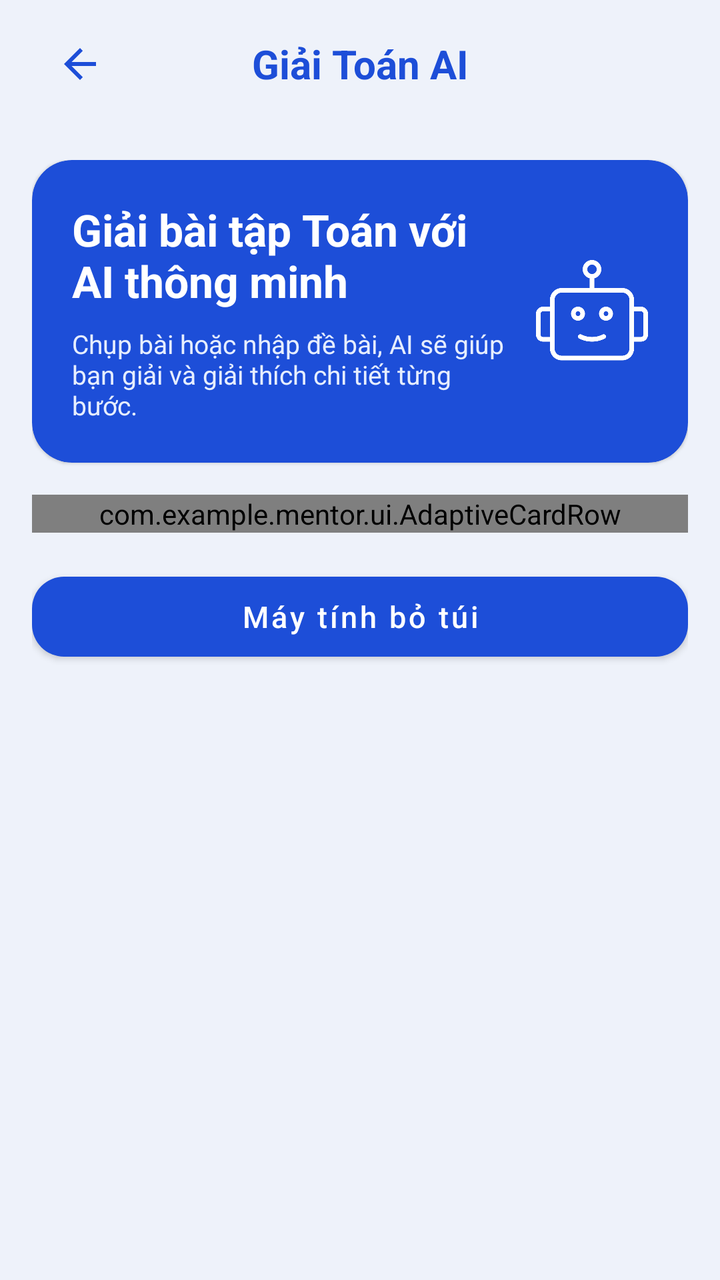
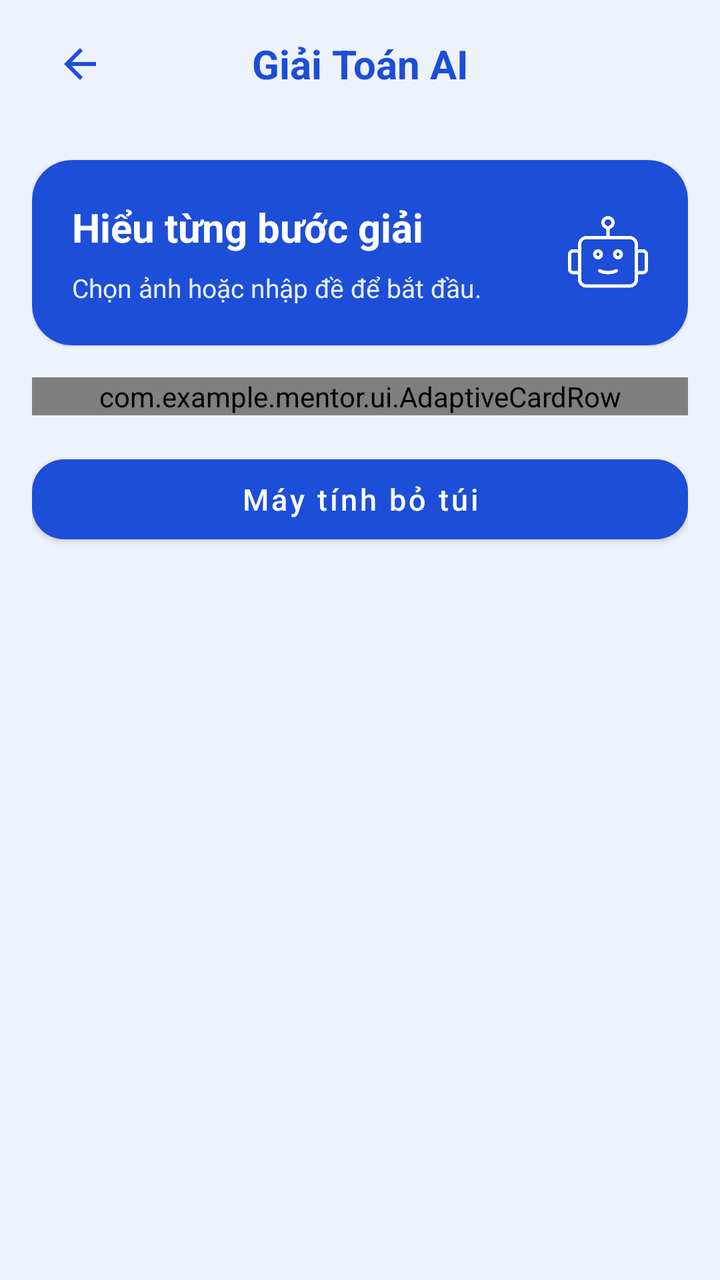

An Android layout rendered at two revisions. The XML below is the earlier revision; the diff shows what the commit changed to produce the second picture.
<!-- AndroidManifest.xml: application theme Theme.MathModule -->
<!-- res/layout/activity_math_solve.xml -->
<RelativeLayout xmlns:android="http://schemas.android.com/apk/res/android" xmlns:app="http://schemas.android.com/apk/res-auto" android:layout_width="match_parent" android:layout_height="match_parent" android:background="@color/math_background">


    <RelativeLayout android:id="@+id/toolbar_solve" android:layout_width="match_parent" android:layout_height="wrap_content" android:paddingHorizontal="16dp" android:minHeight="64dp" android:paddingTop="8dp" android:paddingBottom="8dp">
        <ImageButton android:id="@+id/btn_math_module_back" android:layout_width="48dp" android:layout_height="48dp" android:layout_centerVertical="true" android:background="?attr/selectableItemBackgroundBorderless" android:contentDescription="@string/math_back_description" android:padding="8dp" android:src="@drawable/mentor_ic_back" app:tint="@color/math_primary" />
        <TextView android:layout_width="match_parent" android:layout_height="wrap_content" android:layout_centerInParent="true" android:text="@string/math_solve_title" android:textSize="20sp" android:textStyle="bold" android:textColor="@color/math_primary" android:layout_marginStart="56dp" android:layout_marginEnd="56dp" android:gravity="center" android:maxLines="2" android:ellipsize="end" />
    </RelativeLayout>


    <ScrollView android:layout_width="match_parent" android:layout_height="match_parent" android:layout_below="@id/toolbar_solve" android:layout_above="@+id/bottom_nav_placeholder" android:scrollbars="none">


        <LinearLayout android:layout_width="match_parent" android:layout_height="wrap_content" android:orientation="vertical" android:padding="16dp">


            <androidx.cardview.widget.CardView android:layout_width="match_parent" android:layout_height="wrap_content" app:cardCornerRadius="20dp" app:cardElevation="1dp" app:cardBackgroundColor="@color/math_banner_bg">
                <RelativeLayout android:layout_width="match_parent" android:layout_height="wrap_content" android:padding="20dp">
                    <TextView android:id="@+id/txt_banner_title" android:layout_width="match_parent" android:layout_height="wrap_content" android:text="@string/math_banner_title" android:textSize="22sp" android:textStyle="bold" android:textColor="@color/math_banner_title" android:layout_toStartOf="@id/img_banner_ai" android:layout_marginEnd="12dp" />
                    <TextView android:layout_width="match_parent" android:layout_height="wrap_content" android:layout_below="@id/txt_banner_title" android:layout_marginTop="8dp" android:text="@string/math_banner_desc" android:textSize="13sp" android:textColor="@color/math_banner_desc" android:layout_toStartOf="@id/img_banner_ai" android:layout_marginEnd="12dp" />
                    <ImageView android:id="@+id/img_banner_ai" android:layout_width="56dp" android:layout_height="56dp" android:layout_alignParentEnd="true" android:layout_centerVertical="true" android:src="@drawable/ai" app:tint="@color/math_banner_title" />
                </RelativeLayout>
            </androidx.cardview.widget.CardView>


            <com.example.mentor.ui.AdaptiveCardRow android:layout_width="match_parent" android:layout_height="wrap_content" android:orientation="horizontal" android:layout_marginTop="16dp" android:weightSum="2">


                <androidx.cardview.widget.CardView android:id="@+id/btn_scan_math" android:layout_width="0dp" android:layout_height="match_parent" android:layout_weight="1" android:layout_marginEnd="8dp" app:cardCornerRadius="20dp" app:cardElevation="1dp">
                    <LinearLayout android:layout_width="match_parent" android:layout_height="match_parent" android:orientation="vertical" android:gravity="center" android:padding="16dp" android:background="@color/math_surface">
                        <ImageView android:layout_width="48dp" android:layout_height="48dp" android:src="@drawable/camera" app:tint="@color/math_primary" />
                        <TextView android:layout_width="wrap_content" android:layout_height="wrap_content" android:layout_marginTop="12dp" android:text="@string/math_action_scan" android:textStyle="bold" android:textColor="@color/math_primary" />
                        <TextView android:layout_width="wrap_content" android:layout_height="wrap_content" android:text="@string/math_action_scan_desc" android:textSize="12sp" android:gravity="center" android:layout_marginTop="4dp" android:textColor="@color/math_text_secondary" />
                    </LinearLayout>
                </androidx.cardview.widget.CardView>


                <androidx.cardview.widget.CardView android:id="@+id/btn_type_math" android:layout_width="0dp" android:layout_height="match_parent" android:layout_weight="1" android:layout_marginStart="8dp" app:cardCornerRadius="20dp" app:cardElevation="1dp">
                    <LinearLayout android:layout_width="match_parent" android:layout_height="match_parent" android:orientation="vertical" android:gravity="center" android:padding="16dp" android:background="@color/math_surface">
                        <ImageView android:layout_width="48dp" android:layout_height="48dp" android:src="@drawable/pen" app:tint="@color/math_primary" />
                        <TextView android:layout_width="wrap_content" android:layout_height="wrap_content" android:layout_marginTop="12dp" android:text="@string/math_action_type" android:textStyle="bold" android:textColor="@color/math_primary" />
                        <TextView android:layout_width="wrap_content" android:layout_height="wrap_content" android:text="@string/math_action_type_desc" android:textSize="12sp" android:gravity="center" android:layout_marginTop="4dp" android:textColor="@color/math_text_secondary" />
                    </LinearLayout>
                </androidx.cardview.widget.CardView>
            </com.example.mentor.ui.AdaptiveCardRow>

<com.google.android.material.button.MaterialButton android:id="@+id/button_math_calculator" android:layout_width="match_parent" android:layout_height="wrap_content" android:minHeight="52dp" android:layout_marginTop="16dp" android:text="@string/math_calculator_title" />
        </LinearLayout>
    </ScrollView>


    <View android:id="@+id/bottom_nav_placeholder" android:layout_width="match_parent" android:layout_height="0dp" android:layout_alignParentBottom="true" android:background="@color/math_surface" android:elevation="8dp" />
</RelativeLayout>
<!-- resources referenced by this layout -->
<resources>
  <color name="math_background">#EEF2FA</color>
  <color name="math_banner_bg">#1D4ED8</color>
  <color name="math_banner_desc">#E6EEFF</color>
  <color name="math_banner_title">#FFFFFF</color>
  <color name="math_primary">#1D4ED8</color>
  <color name="math_surface">#FFFFFF</color>
  <color name="math_text_secondary">#4D5E78</color>
  <!-- drawable mentor_ic_back (drawable) -->
  <vector xmlns:android="http://schemas.android.com/apk/res/android" android:width="24dp" android:height="24dp" android:viewportWidth="24" android:viewportHeight="24"><path android:fillColor="@color/mentor_quiz_text" android:fillType="evenOdd" android:pathData="M20,11H7.8L13.4,5.4L12,4L4,12L12,20L13.4,18.6L7.8,13H20Z"/></vector>
  <string name="math_action_scan">Chọn ảnh đề bài</string>
  <string name="math_action_scan_desc">Tải ảnh bài tập từ thiết bị</string>
  <string name="math_action_type">Nhập đề bài</string>
  <string name="math_action_type_desc">Nhập đề bài bằng tay hoặc dán</string>
  <string name="math_back_description">Quay về trang chính</string>
  <string name="math_banner_desc">Chụp bài hoặc nhập đề bài, AI sẽ giúp bạn giải và giải thích chi tiết từng bước.</string>
  <string name="math_banner_title">Giải bài tập Toán với AI thông minh</string>
  <string name="math_calculator_title">Máy tính bỏ túi</string>
  <string name="math_solve_title">Giải Toán AI</string>
  <style name="Theme.MathModule" parent="Base.Theme.MathModule" />
  <color name="mentor_quiz_text">#18243B</color>
  <color name="math_text_primary">#14213D</color>
  <style name="MentorMathButton" parent="Widget.MaterialComponents.Button">
          <item name="backgroundTint">@color/mentor_math_button</item><item name="android:textColor">#FFFFFF</item><item name="cornerRadius">@dimen/mentor_control_radius</item><item name="rippleColor">@color/mentor_control_ripple</item><item name="android:minHeight">@dimen/mentor_control_height</item>
          <item name="android:textAllCaps">false</item><item name="android:textSize">@dimen/mentor_control_text</item>
          <item name="android:fontFamily">sans-serif-medium</item>
      </style>
  <style name="MentorMathInput" parent="Widget.MaterialComponents.TextInputLayout.OutlinedBox">
          <item name="boxCornerRadiusTopStart">@dimen/mentor_control_radius</item><item name="boxCornerRadiusTopEnd">@dimen/mentor_control_radius</item>
          <item name="boxCornerRadiusBottomStart">@dimen/mentor_control_radius</item><item name="boxCornerRadiusBottomEnd">@dimen/mentor_control_radius</item>
      </style>
  <style name="MentorWindowAnimation"><item name="android:activityOpenEnterAnimation">@anim/mentor_enter</item><item name="android:activityOpenExitAnimation">@anim/mentor_exit</item><item name="android:activityCloseEnterAnimation">@anim/mentor_enter</item><item name="android:activityCloseExitAnimation">@anim/mentor_exit</item></style>
  <color name="mentor_math_container">#DCE7FF</color>
  <color name="mentor_math_button">#1D4ED8</color>
  <dimen name="mentor_control_radius">16dp</dimen>
  <color name="mentor_control_ripple">#33FFFFFF</color>
  <dimen name="mentor_control_height">52dp</dimen>
  <dimen name="mentor_control_text">15sp</dimen>
  <!-- unchanged entries left out for length: 4 -->
</resources>

<!-- the commit's change to res/layout/activity_math_solve.xml (unified diff, before → after) -->
@@ -1,52 +1,41 @@
+<?xml version='1.0' encoding='utf-8'?>
+
 <RelativeLayout xmlns:android="http://schemas.android.com/apk/res/android" xmlns:app="http://schemas.android.com/apk/res-auto" android:layout_width="match_parent" android:layout_height="match_parent" android:background="@color/math_background">
-
-
     <RelativeLayout android:id="@+id/toolbar_solve" android:layout_width="match_parent" android:layout_height="wrap_content" android:paddingHorizontal="16dp" android:minHeight="64dp" android:paddingTop="8dp" android:paddingBottom="8dp">
         <ImageButton android:id="@+id/btn_math_module_back" android:layout_width="48dp" android:layout_height="48dp" android:layout_centerVertical="true" android:background="?attr/selectableItemBackgroundBorderless" android:contentDescription="@string/math_back_description" android:padding="8dp" android:src="@drawable/mentor_ic_back" app:tint="@color/math_primary" />
         <TextView android:layout_width="match_parent" android:layout_height="wrap_content" android:layout_centerInParent="true" android:text="@string/math_solve_title" android:textSize="20sp" android:textStyle="bold" android:textColor="@color/math_primary" android:layout_marginStart="56dp" android:layout_marginEnd="56dp" android:gravity="center" android:maxLines="2" android:ellipsize="end" />
     </RelativeLayout>
-
-
     <ScrollView android:layout_width="match_parent" android:layout_height="match_parent" android:layout_below="@id/toolbar_solve" android:layout_above="@+id/bottom_nav_placeholder" android:scrollbars="none">
-
-
         <LinearLayout android:layout_width="match_parent" android:layout_height="wrap_content" android:orientation="vertical" android:padding="16dp">
-
-
             <androidx.cardview.widget.CardView android:layout_width="match_parent" android:layout_height="wrap_content" app:cardCornerRadius="20dp" app:cardElevation="1dp" app:cardBackgroundColor="@color/math_banner_bg">
                 <RelativeLayout android:layout_width="match_parent" android:layout_height="wrap_content" android:padding="20dp">
-                    <TextView android:id="@+id/txt_banner_title" android:layout_width="match_parent" android:layout_height="wrap_content" android:text="@string/math_banner_title" android:textSize="22sp" android:textStyle="bold" android:textColor="@color/math_banner_title" android:layout_toStartOf="@id/img_banner_ai" android:layout_marginEnd="12dp" />
+                    <TextView android:id="@+id/txt_banner_title" android:layout_width="match_parent" android:layout_height="wrap_content" android:text="@string/math_banner_title" android:textSize="20sp" android:textStyle="bold" android:textColor="@color/math_banner_title" android:layout_toStartOf="@id/img_banner_ai" android:layout_marginEnd="12dp" />
                     <TextView android:layout_width="match_parent" android:layout_height="wrap_content" android:layout_below="@id/txt_banner_title" android:layout_marginTop="8dp" android:text="@string/math_banner_desc" android:textSize="13sp" android:textColor="@color/math_banner_desc" android:layout_toStartOf="@id/img_banner_ai" android:layout_marginEnd="12dp" />
-                    <ImageView android:id="@+id/img_banner_ai" android:layout_width="56dp" android:layout_height="56dp" android:layout_alignParentEnd="true" android:layout_centerVertical="true" android:src="@drawable/ai" app:tint="@color/math_banner_title" />
+                    <ImageView android:id="@+id/img_banner_ai" android:layout_width="40dp" android:layout_height="40dp" android:layout_alignParentEnd="true" android:layout_centerVertical="true" android:src="@drawable/ai" app:tint="@color/math_banner_title" />
                 </RelativeLayout>
             </androidx.cardview.widget.CardView>
-
-
             <com.example.mentor.ui.AdaptiveCardRow android:layout_width="match_parent" android:layout_height="wrap_content" android:orientation="horizontal" android:layout_marginTop="16dp" android:weightSum="2">
-
-
-                <androidx.cardview.widget.CardView android:id="@+id/btn_scan_math" android:layout_width="0dp" android:layout_height="match_parent" android:layout_weight="1" android:layout_marginEnd="8dp" app:cardCornerRadius="20dp" app:cardElevation="1dp">
-                    <LinearLayout android:layout_width="match_parent" android:layout_height="match_parent" android:orientation="vertical" android:gravity="center" android:padding="16dp" android:background="@color/math_surface">
-                        <ImageView android:layout_width="48dp" android:layout_height="48dp" android:src="@drawable/camera" app:tint="@color/math_primary" />
-                        <TextView android:layout_width="wrap_content" android:layout_height="wrap_content" android:layout_marginTop="12dp" android:text="@string/math_action_scan" android:textStyle="bold" android:textColor="@color/math_primary" />
-                        <TextView android:layout_width="wrap_content" android:layout_height="wrap_content" android:text="@string/math_action_scan_desc" android:textSize="12sp" android:gravity="center" android:layout_marginTop="4dp" android:textColor="@color/math_text_secondary" />
+                <androidx.cardview.widget.CardView android:id="@+id/btn_scan_math" android:layout_width="0dp" android:layout_height="wrap_content" android:layout_weight="1" android:layout_marginEnd="8dp" app:cardCornerRadius="20dp" app:cardElevation="1dp">
+                    <LinearLayout android:layout_width="match_parent" android:layout_height="wrap_content" android:orientation="horizontal" android:gravity="center_vertical" android:padding="14dp" android:background="@color/math_surface" android:minHeight="76dp">
+                        <ImageView android:layout_width="32dp" android:layout_height="32dp" android:src="@drawable/camera" app:tint="@color/math_primary" />
+                        <LinearLayout android:layout_width="0dp" android:layout_weight="1" android:layout_height="wrap_content" android:orientation="vertical" android:layout_marginStart="12dp">
+                            <TextView android:layout_width="wrap_content" android:layout_height="wrap_content" android:layout_marginTop="0dp" android:text="@string/math_action_scan" android:textStyle="bold" android:textColor="@color/math_primary" android:textSize="14sp" />
+                            <TextView android:layout_width="wrap_content" android:layout_height="wrap_content" android:text="@string/math_action_scan_desc" android:textSize="12sp" android:gravity="start" android:layout_marginTop="4dp" android:textColor="@color/math_text_secondary" />
+                        </LinearLayout>
                     </LinearLayout>
                 </androidx.cardview.widget.CardView>
-
-
-                <androidx.cardview.widget.CardView android:id="@+id/btn_type_math" android:layout_width="0dp" android:layout_height="match_parent" android:layout_weight="1" android:layout_marginStart="8dp" app:cardCornerRadius="20dp" app:cardElevation="1dp">
-                    <LinearLayout android:layout_width="match_parent" android:layout_height="match_parent" android:orientation="vertical" android:gravity="center" android:padding="16dp" android:background="@color/math_surface">
-                        <ImageView android:layout_width="48dp" android:layout_height="48dp" android:src="@drawable/pen" app:tint="@color/math_primary" />
-                        <TextView android:layout_width="wrap_content" android:layout_height="wrap_content" android:layout_marginTop="12dp" android:text="@string/math_action_type" android:textStyle="bold" android:textColor="@color/math_primary" />
-                        <TextView android:layout_width="wrap_content" android:layout_height="wrap_content" android:text="@string/math_action_type_desc" android:textSize="12sp" android:gravity="center" android:layout_marginTop="4dp" android:textColor="@color/math_text_secondary" />
+                <androidx.cardview.widget.CardView android:id="@+id/btn_type_math" android:layout_width="0dp" android:layout_height="wrap_content" android:layout_weight="1" android:layout_marginStart="8dp" app:cardCornerRadius="20dp" app:cardElevation="1dp">
+                    <LinearLayout android:layout_width="match_parent" android:layout_height="wrap_content" android:orientation="horizontal" android:gravity="center_vertical" android:padding="14dp" android:background="@color/math_surface" android:minHeight="76dp">
+                        <ImageView android:layout_width="32dp" android:layout_height="32dp" android:src="@drawable/pen" app:tint="@color/math_primary" />
+                        <LinearLayout android:layout_width="0dp" android:layout_weight="1" android:layout_height="wrap_content" android:orientation="vertical" android:layout_marginStart="12dp">
+                            <TextView android:layout_width="wrap_content" android:layout_height="wrap_content" android:layout_marginTop="0dp" android:text="@string/math_action_type" android:textStyle="bold" android:textColor="@color/math_primary" android:textSize="14sp" />
+                            <TextView android:layout_width="wrap_content" android:layout_height="wrap_content" android:text="@string/math_action_type_desc" android:textSize="12sp" android:gravity="start" android:layout_marginTop="4dp" android:textColor="@color/math_text_secondary" />
+                        </LinearLayout>
                     </LinearLayout>
                 </androidx.cardview.widget.CardView>
             </com.example.mentor.ui.AdaptiveCardRow>
-
-<com.google.android.material.button.MaterialButton android:id="@+id/button_math_calculator" android:layout_width="match_parent" android:layout_height="wrap_content" android:minHeight="52dp" android:layout_marginTop="16dp" android:text="@string/math_calculator_title" />
+            <com.google.android.material.button.MaterialButton android:id="@+id/button_math_calculator" android:layout_width="match_parent" android:layout_height="wrap_content" android:minHeight="52dp" android:layout_marginTop="16dp" android:text="@string/math_calculator_title" />
         </LinearLayout>
     </ScrollView>
-
-
     <View android:id="@+id/bottom_nav_placeholder" android:layout_width="match_parent" android:layout_height="0dp" android:layout_alignParentBottom="true" android:background="@color/math_surface" android:elevation="8dp" />
 </RelativeLayout>
<!-- resource entries referenced after the edit -->
@@ -14,8 +14,8 @@
   <string name="math_action_type">Nhập đề bài</string>
   <string name="math_action_type_desc">Nhập đề bài bằng tay hoặc dán</string>
   <string name="math_back_description">Quay về trang chính</string>
-  <string name="math_banner_desc">Chụp bài hoặc nhập đề bài, AI sẽ giúp bạn giải và giải thích chi tiết từng bước.</string>
-  <string name="math_banner_title">Giải bài tập Toán với AI thông minh</string>
+  <string name="math_banner_desc">Chọn ảnh hoặc nhập đề để bắt đầu.</string>
+  <string name="math_banner_title">Hiểu từng bước giải</string>
   <string name="math_calculator_title">Máy tính bỏ túi</string>
   <string name="math_solve_title">Giải Toán AI</string>
   <style name="Theme.MathModule" parent="Base.Theme.MathModule" />
